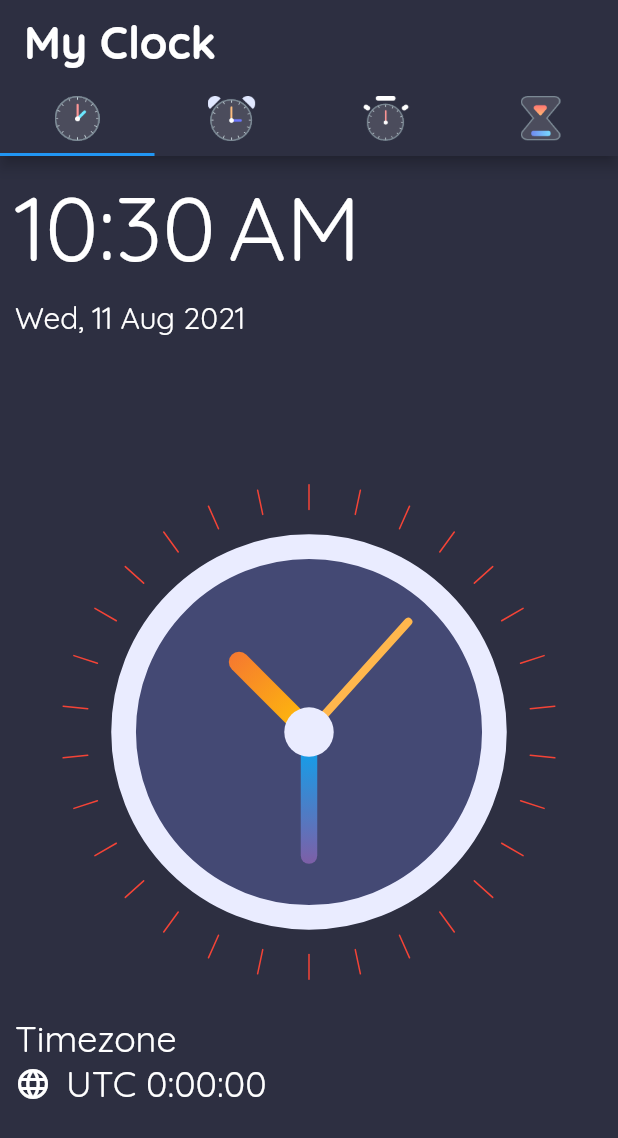
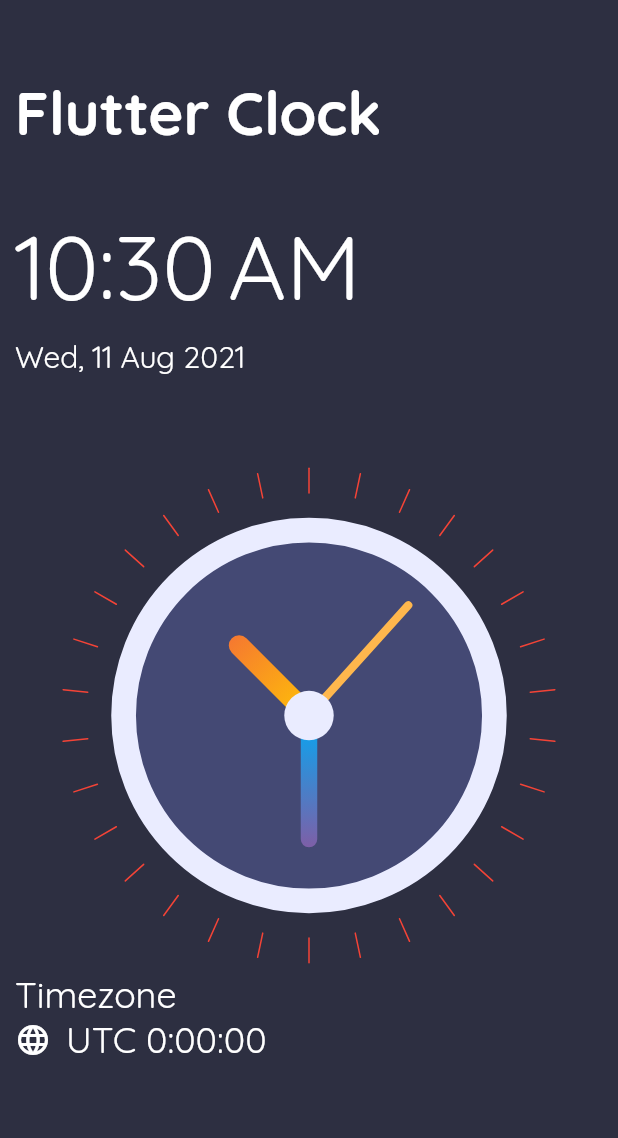
Before and after one commit to sumittiware/Flutter-Clock, a Flutter app: the screen it shows after launch, on a phone screen of 412 x 824 dp. Shown: the top 1138 px of the screen. Run offline on Flutter 3.47's test engine with Material 2 defaults, Android fonts, the phone set to English and light mode, and no system bars.

Commit message:
clock ui

```diff
--- a/lib/info/enum.dart
+++ /dev/null
@@ -1 +0,0 @@
-enum MenuType { clock, alarm, timer, stopwatch }
--- a/lib/info/menu_info.dart
+++ /dev/null
@@ -1,18 +0,0 @@
-import 'package:Clock_app/info/enum.dart';
-import 'package:flutter/foundation.dart';
-
-class MenuInfo with ChangeNotifier {
-  MenuType menuType;
-  String title;
-  String imageSource;
-
-  MenuInfo(this.menuType, {this.title, this.imageSource});
-
-  void updateMenu(MenuInfo menuinfo) {
-    this.menuType = menuinfo.menuType;
-    this.title = menuinfo.title;
-    this.imageSource = menuinfo.imageSource;
-
-    notifyListeners();
-  }
-}
--- a/lib/info/stopwatch_enum.dart
+++ /dev/null
@@ -1 +0,0 @@
-enum StopWatchState { start, stop, paused }
--- a/lib/info/stopwatch_info.dart
+++ /dev/null
@@ -1,33 +0,0 @@
-import 'package:flutter/foundation.dart';
-
-class StopWatchInfo {
-  bool start = false;
-  bool stop = false;
-  bool paused = false;
-
-  StopWatchInfo();
-}
-
-class StopWatchItem with ChangeNotifier {
-  StopWatchInfo item = StopWatchInfo();
-
-  void start() {
-    item.start = true;
-    notifyListeners();
-  }
-
-  void stop() {
-    item.stop = true;
-    notifyListeners();
-  }
-
-  void pause() {
-    item.paused = true;
-    notifyListeners();
-  }
-
-  void resume() {
-    item.paused = !item.paused;
-    notifyListeners();
-  }
-}
--- a/lib/main.dart
+++ b/lib/main.dart
@@ -1,14 +1,5 @@
-import 'package:Clock_app/info/enum.dart';
-import 'package:Clock_app/info/menu_info.dart';
-import 'package:Clock_app/info/stopwatch_info.dart';
-import 'package:Clock_app/screens.dart/alarm_page.dart';
 import 'package:Clock_app/screens.dart/clock_page.dart';
-import 'package:Clock_app/screens.dart/stopwatch_page.dart';
-import 'package:Clock_app/screens.dart/tabsscreen.dart';
-import 'package:Clock_app/screens.dart/timerscreen.dart';
 import 'package:flutter/material.dart';
-import 'package:provider/provider.dart';
-import 'screens.dart/homepage.dart';
 
 void main() {
   runApp(MyApp());
@@ -19,23 +10,13 @@ class MyApp extends StatelessWidget {
   @override
   Widget build(BuildContext context) {
     return MaterialApp(
-      title: 'Flutter Demo',
+      debugShowCheckedModeBanner: false,
+      title: 'Flutter Clock',
       theme: ThemeData(
           primarySwatch: Colors.blue,
           visualDensity: VisualDensity.adaptivePlatformDensity,
           fontFamily: 'Quicksand'),
-      home: MultiProvider(providers: [
-        Provider<MenuInfo>(create: (_) => MenuInfo(MenuType.clock)),
-        Provider<StopWatchInfo>(
-          create: (_) => StopWatchInfo(),
-        )
-      ], child: TabsScreen()),
-      routes: {
-        ClockPage.routename: (ctx) => ClockPage(),
-        AlarmPage.routename: (ctx) => AlarmPage(),
-        StopWatchPage.routename: (ctx) => StopWatchPage(),
-        TimerScreen.routename: (ctx) => TimerScreen()
-      },
+      home: ClockPage(),
     );
   }
 }
--- a/lib/screens.dart/clock_page.dart
+++ b/lib/screens.dart/clock_page.dart
@@ -1,9 +1,8 @@
 import 'package:flutter/material.dart';
 import 'package:intl/intl.dart';
-import 'package:Clock_app/clock/colck_view.dart';
+import 'package:Clock_app/clock/clockWidget.dart';
 
 class ClockPage extends StatelessWidget {
-  static const routename = '/clockPage';
   @override
   Widget build(BuildContext context) {
     var now = DateTime.now();
@@ -17,23 +16,24 @@ class ClockPage extends StatelessWidget {
       offsetSign = '+';
     }
 
-    final height = MediaQuery.of(context).size.height -
-        MediaQuery.of(context).padding.top -
-        kToolbarHeight;
-    final width = MediaQuery.of(context).size.width;
-
-    return Container(
-      color: Color(0xFF2D2F41),
-      height: height,
-      width: width,
-      child: SingleChildScrollView(
-        child: SizedBox(
-          height: height,
+    return Scaffold(
+      backgroundColor: Color(0xFF2D2F41),
+      body: SingleChildScrollView(
+        child: Container(
+          height: MediaQuery.of(context).size.height,
           child: Padding(
             padding: EdgeInsets.all(10),
             child: Column(
               crossAxisAlignment: CrossAxisAlignment.start,
               children: [
+                Padding(
+                  padding: const EdgeInsets.symmetric(vertical: 40),
+                  child: Text("Flutter Clock",
+                      style: TextStyle(
+                          color: Colors.white,
+                          fontWeight: FontWeight.bold,
+                          fontSize: 40)),
+                ),
                 Flexible(
                   flex: 2,
                   fit: FlexFit.tight,
--- a/lib/screens.dart/tabsscreen.dart
+++ /dev/null
@@ -1,88 +0,0 @@
-import 'package:Clock_app/screens.dart/alarm_page.dart';
-import 'package:Clock_app/screens.dart/clock_page.dart';
-import 'package:Clock_app/screens.dart/homepage.dart';
-import 'package:Clock_app/screens.dart/stopwatch_page.dart';
-import 'package:Clock_app/screens.dart/timerscreen.dart';
-import 'package:eva_icons_flutter/eva_icons_flutter.dart';
-import 'package:flutter/material.dart';
-
-class TabsScreen extends StatefulWidget {
-  @override
-  _TabsScreenState createState() => _TabsScreenState();
-}
-
-class _TabsScreenState extends State<TabsScreen> {
-  List<Widget> _pages = [];
-
-  @override
-  void initState() {
-    _pages = [];
-    // TODO: implement initState
-    super.initState();
-  }
-
-  int _selectedindex = 0;
-  void _selectPage(int index) {
-    setState(() {
-      _selectedindex = index;
-    });
-  }
-
-  @override
-  Widget build(BuildContext context) {
-    return DefaultTabController(
-      length: 4,
-      child: Scaffold(
-        appBar: AppBar(
-          title: Text(
-            'My Clock',
-            style: TextStyle(fontSize: 30, fontWeight: FontWeight.bold),
-          ),
-          backgroundColor: Color(0xFF2D2F41),
-          bottom: TabBar(
-            tabs: [
-              Tab(
-                child: Image.asset(
-                  'assets/clock_icon.png',
-                  fit: BoxFit.cover,
-                  height: 30,
-                ),
-                //text: 'clock',
-              ),
-              Tab(
-                child: Image.asset(
-                  'assets/alarm_icon.png',
-                  fit: BoxFit.cover,
-                  height: 30,
-                ),
-                //text: 'alarm',
-              ),
-              Tab(
-                child: Image.asset(
-                  'assets/stopwatch_icon.png',
-                  fit: BoxFit.cover,
-                  height: 30,
-                ),
-                //text: 'stopwatch',
-              ),
-              Tab(
-                child: Image.asset(
-                  'assets/timer_icon.png',
-                  fit: BoxFit.cover,
-                  height: 30,
-                ),
-                //text: 'timer',
-              ),
-            ],
-          ),
-        ),
-        body: TabBarView(children: [
-          ClockPage(),
-          AlarmPage(),
-          StopWatchPage(),
-          TimerScreen()
-        ]),
-      ),
-    );
-  }
-}
```
Also changed, not shown: lib/clock/clockWidget.dart (renamed from lib/clock/colck_view.dart, +3 -6 lines), lib/data.dart (deleted, +0 -21 lines), lib/info/alarm_info.dart (deleted, +0 -7 lines), lib/screens.dart/alarm_page.dart (deleted, +0 -45 lines), lib/screens.dart/homepage.dart (deleted, +0 -90 lines), lib/screens.dart/stopwatch_page.dart (deleted, +0 -16 lines), lib/screens.dart/timerscreen.dart (deleted, +0 -11 lines), lib/widget/alarm.dart (deleted, +0 -75 lines), 2 other files.
